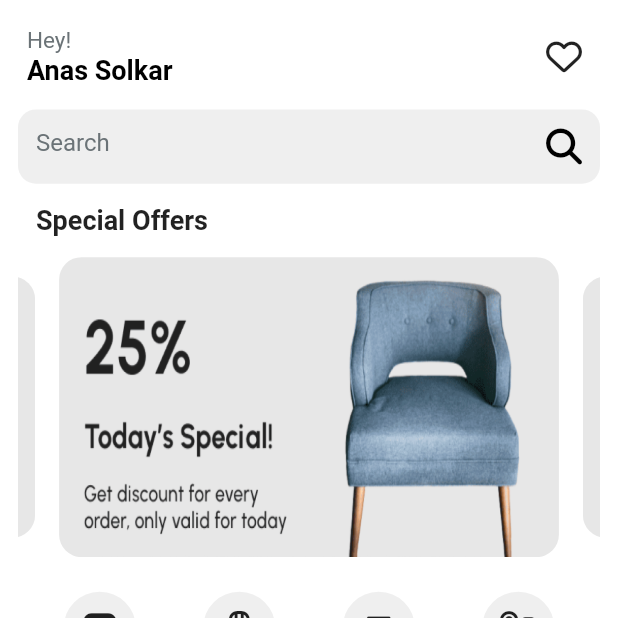
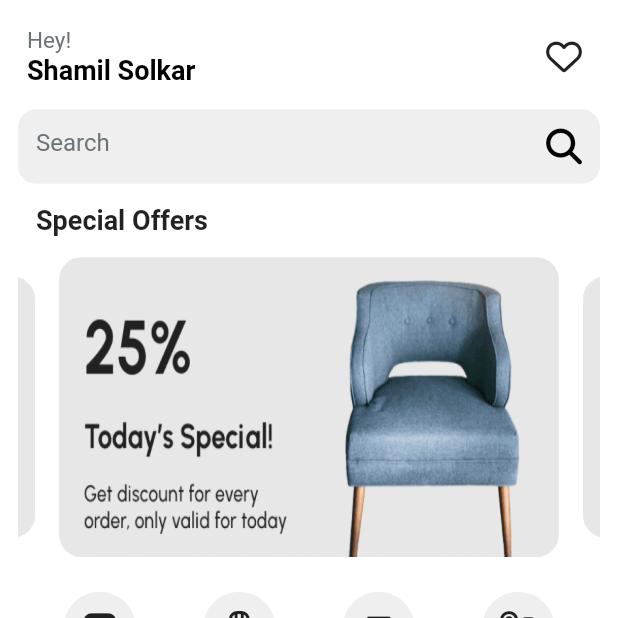
Before and after one commit to solkaranas/Woodmart, a Flutter app: the screen it shows once a user with an empty profile is signed in, on a phone screen of 412 x 824 dp, the top half of it. Run offline on Flutter 3.47's test engine with Material 2 defaults, Android fonts, the phone set to English and light mode, and no system bars; drawn by our look-alikes of velocity_x; our stand-ins replace cloud_firestore, firebase_auth, firebase_core, firebase_storage, font_awesome_flutter, get and 1 more; accounts and stored records are empty; Roboto replaces fonts that are missing (sans_regular, sans_semibold).

Commit message:
second commit

```diff
--- a/lib/views/home_screen/home_screen.dart
+++ b/lib/views/home_screen/home_screen.dart
@@ -72,7 +72,7 @@ class HomeScreen extends StatelessWidget {
                               "Hey!",
                               style: TextStyle(color: fontGrey, fontSize: 15),
                             ),
-                            "Anas Solkar"
+                            "Shamil Solkar"
                                 .text
                                 .size(18)
                                 .fontWeight(FontWeight.w700)
```
